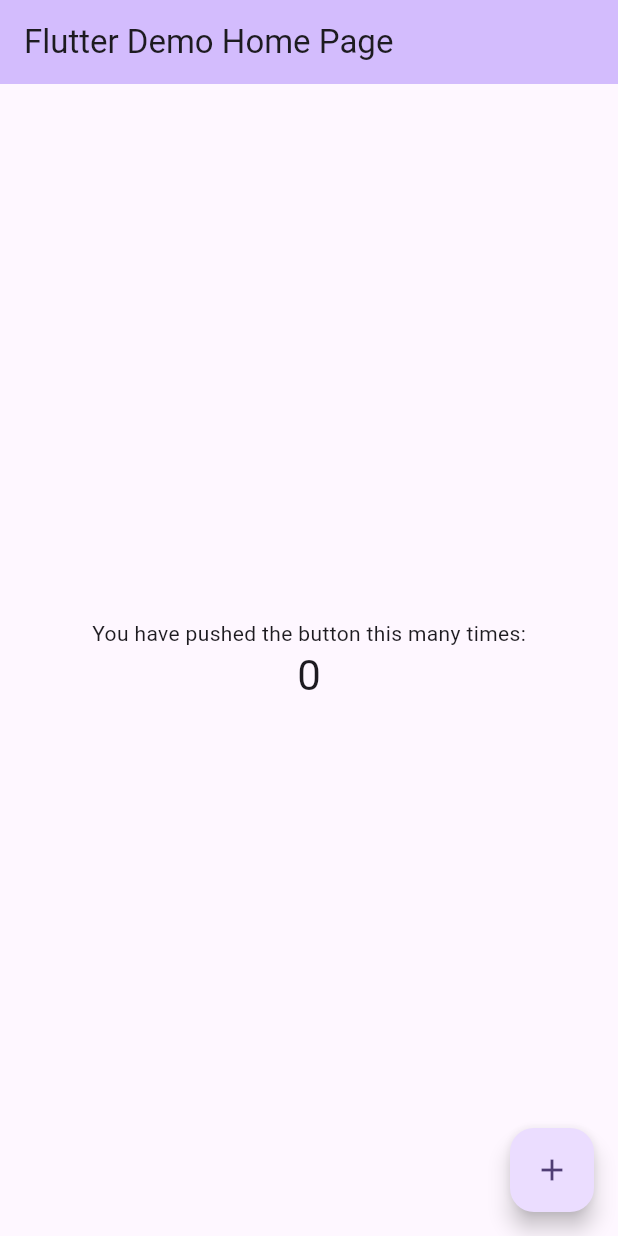
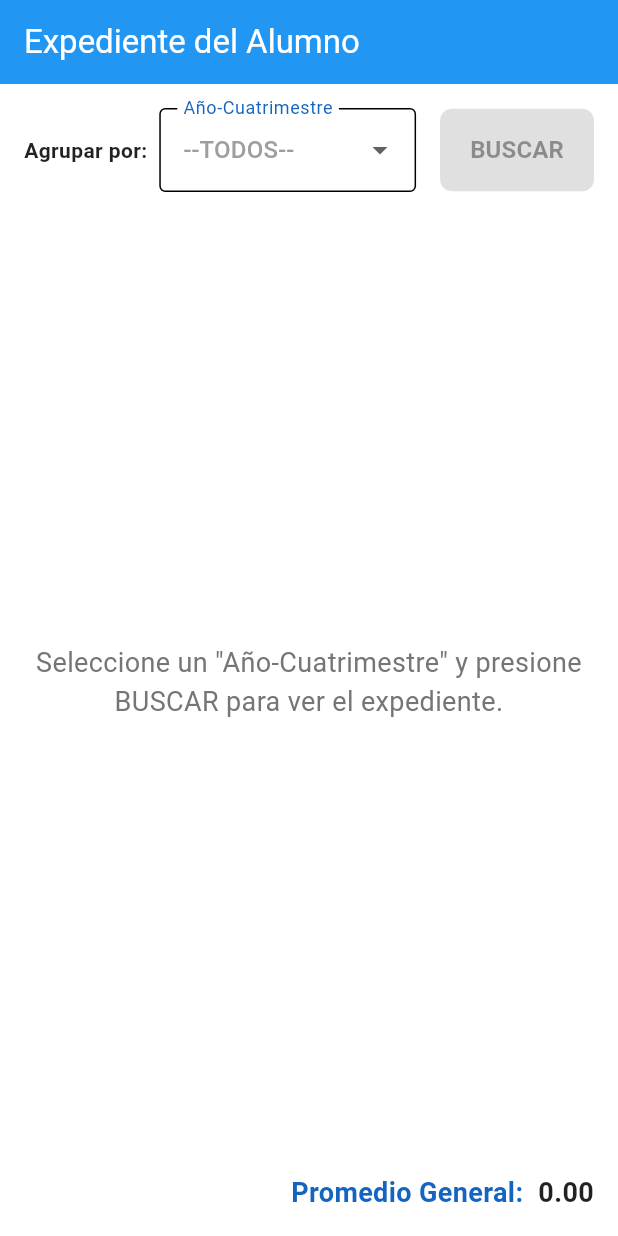
Before and after one commit to triboy91/app_class, a Flutter app: the screen it shows after launch, on a phone screen of 412 x 824 dp. Run offline on Flutter 3.47's test engine with Material 3 defaults, Android fonts, the phone set to English and light mode, and no system bars.

Commit message:
En clase
Opciones para ver el el kardex, utilizando un kardex de ejemplo

```diff
--- /dev/null
+++ b/App/lib/filtro.dart
@@ -0,0 +1,255 @@
+import 'package:flutter/material.dart';
+
+// Definición de la clase Transaction
+// Adapta esta clase para que coincida con la estructura de tus datos reales.
+class Transaction {
+  final String id; // Clave
+  final String subjectName; // Nombre de Asignatura
+  final String planGrade; // Grado (Plan)
+  final String period; // Periodo (Año-Cuatrimestre)
+  final int credits; // Créditos
+  final String course; // Curso
+  final String currentGrade; // Grado (Cursado)
+  final String qualification; // Calificación
+  final String type; // Tipo (Ejemplo: Ordinaria, Extraordinaria)
+  final String es; // Campo "Es..." (si aplica, o puedes renombrarlo)
+
+  Transaction({
+    required this.id,
+    required this.subjectName,
+    required this.planGrade,
+    required this.period,
+    required this.credits,
+    required this.course,
+    required this.currentGrade,
+    required this.qualification,
+    required this.type,
+    required this.es,
+  });
+}
+
+// Clase KardexScreen con la lógica de UI y filtros
+class KardexScreen extends StatefulWidget {
+  const KardexScreen({super.key});
+
+  @override
+  State<KardexScreen> createState() => _KardexScreenState();
+}
+
+class _KardexScreenState extends State<KardexScreen> {
+  // Datos de ejemplo para el Kardex
+  // !!! IMPORTANTE: Reemplaza estos datos con los tuyos reales.
+  final List<Transaction> _allTransactions = [
+    Transaction(id: 'ING001', subjectName: 'Matemáticas I', planGrade: '1er Semestre', period: '2024-1', credits: 6, course: 'Regular', currentGrade: '1er Semestre', qualification: '9.0', type: 'Ordinaria', es: ''),
+    Transaction(id: 'FIS002', subjectName: 'Física General', planGrade: '1er Semestre', period: '2024-1', credits: 6, course: 'Regular', currentGrade: '1er Semestre', qualification: '8.5', type: 'Ordinaria', es: ''),
+    Transaction(id: 'PRG003', subjectName: 'Programación Básica', planGrade: '2do Semestre', period: '2024-2', credits: 7, course: 'Regular', currentGrade: '2do Semestre', qualification: '9.5', type: 'Ordinaria', es: ''),
+    Transaction(id: 'CAL004', subjectName: 'Cálculo Diferencial', planGrade: '2do Semestre', period: '2024-2', credits: 6, course: 'Regular', currentGrade: '2do Semestre', qualification: '7.8', type: 'Ordinaria', es: ''),
+    Transaction(id: 'ALG005', subjectName: 'Álgebra Lineal', planGrade: '3er Cuatrimestre', period: '2025-1', credits: 6, course: 'Regular', currentGrade: '3er Cuatrimestre', qualification: '9.2', type: 'Ordinaria', es: ''),
+    Transaction(id: 'RED006', subjectName: 'Redes de Computadoras', planGrade: '3er Cuatrimestre', period: '2025-1', credits: 5, course: 'Regular', currentGrade: '3er Cuatrimestre', qualification: '8.0', type: 'Ordinaria', es: ''),
+    Transaction(id: 'DBA007', subjectName: 'Bases de Datos', planGrade: '4to Cuatrimestre', period: '2025-2', credits: 7, course: 'Regular', currentGrade: '4to Cuatrimestre', qualification: '8.9', type: 'Ordinaria', es: ''),
+    Transaction(id: 'SOF008', subjectName: 'Ingeniería de Software', planGrade: '4to Cuatrimestre', period: '2025-2', credits: 6, course: 'Regular', currentGrade: '4to Cuatrimestre', qualification: '9.1', type: 'Ordinaria', es: ''),
+    // Puedes agregar más transacciones de ejemplo aquí para probar el filtro
+  ];
+
+  List<Transaction> _filteredTransactions = [];
+  String? _selectedPeriod; // Almacena el Año-Cuatrimestre seleccionado
+
+  // Obtener la lista de años-cuatrimestres únicos para el filtro
+  // Incluye la opción '--TODOS--' al principio
+  List<String> get _uniquePeriods {
+    final periods = _allTransactions.map((t) => t.period).toSet().toList();
+    periods.sort(); // Opcional: ordenar los periodos alfabéticamente/cronológicamente
+    return ['--TODOS--', ...periods];
+  }
+
+  // Función para aplicar el filtro
+  void _applyFilter() {
+    setState(() {
+      if (_selectedPeriod == null) {
+        // Si no hay selección inicial, la lista sigue vacía (pantalla en blanco)
+        _filteredTransactions = [];
+      } else if (_selectedPeriod == '--TODOS--') {
+        // Si se selecciona "TODOS", muestra todas las transacciones
+        _filteredTransactions = _allTransactions;
+      } else {
+        // Si se selecciona un periodo específico, filtra
+        _filteredTransactions = _allTransactions
+            .where((transaction) => transaction.period == _selectedPeriod)
+            .toList();
+      }
+    });
+  }
+
+  // Método para calcular el promedio general
+  double _calculateOverallAverage() {
+    if (_filteredTransactions.isEmpty) {
+      return 0.0;
+    }
+    double totalQualifications = 0;
+    int count = 0;
+    for (var transaction in _filteredTransactions) {
+      // Asegúrate de que 'qualification' sea un número. Si es String, conviértelo.
+      try {
+        totalQualifications += double.parse(transaction.qualification);
+        count++;
+      } catch (e) {
+        // Manejar error si la calificación no es un número válido
+        print("Error al parsear calificación: ${transaction.qualification} - $e");
+      }
+    }
+    return count > 0 ? totalQualifications / count : 0.0;
+  }
+
+
+  @override
+  Widget build(BuildContext context) {
+    // Calcula el promedio antes de construir el widget
+    final overallAverage = _calculateOverallAverage();
+
+    return Scaffold(
+      appBar: AppBar(
+        title: const Text('Expediente del Alumno'), // Título como en la captura
+        backgroundColor: Colors.blue, // Barra de aplicación azul
+        foregroundColor: Colors.white, // Texto de la barra de aplicación blanco
+      ),
+      body: Column(
+        children: [
+          Padding(
+            padding: const EdgeInsets.all(16.0),
+            child: Row(
+              children: [
+                const Text(
+                  'Agrupar por:',
+                  style: TextStyle(fontWeight: FontWeight.bold, color: Colors.black87),
+                ),
+                const SizedBox(width: 8),
+                Expanded(
+                  child: DropdownButtonFormField<String>(
+                    decoration: InputDecoration(
+                      labelText: 'Año-Cuatrimestre',
+                      border: const OutlineInputBorder(),
+                      filled: true,
+                      fillColor: Colors.white,
+                      labelStyle: TextStyle(color: Colors.blue[800]), // Color del label
+                      contentPadding: const EdgeInsets.symmetric(horizontal: 12, vertical: 16),
+                    ),
+                    value: _selectedPeriod,
+                    items: _uniquePeriods.map((String value) {
+                      return DropdownMenuItem<String>(
+                        value: value,
+                        child: Text(value, style: const TextStyle(color: Colors.black87)),
+                      );
+                    }).toList(),
+                    onChanged: (String? newValue) {
+                      setState(() {
+                        _selectedPeriod = newValue;
+                        // Ya no llamamos _applyFilter() aquí, se hará al presionar "BUSCAR"
+                      });
+                    },
+                    hint: const Text('--TODOS--', style: TextStyle(color: Colors.grey)), // Hint inicial
+                  ),
+                ),
+                const SizedBox(width: 16),
+                ElevatedButton(
+                  onPressed: _selectedPeriod != null ? _applyFilter : null, // Habilitado si se selecciona algo
+                  style: ElevatedButton.styleFrom(
+                    backgroundColor: Colors.blue.shade700, // Un azul más oscuro para el botón
+                    foregroundColor: Colors.white,
+                    padding: const EdgeInsets.symmetric(horizontal: 20, vertical: 16),
+                    shape: RoundedRectangleBorder(
+                      borderRadius: BorderRadius.circular(8),
+                    ),
+                  ),
+                  child: const Text(
+                    'BUSCAR',
+                    style: TextStyle(fontSize: 16, fontWeight: FontWeight.bold),
+                  ),
+                ),
+              ],
+            ),
+          ),
+          Expanded(
+            child: _filteredTransactions.isEmpty && _selectedPeriod != '--TODOS--' // Verifica también si no es "TODOS"
+                ? Center(
+              child: Padding(
+                padding: const EdgeInsets.all(20.0),
+                child: Text(
+                  _selectedPeriod == null
+                      ? 'Seleccione un "Año-Cuatrimestre" y presione BUSCAR para ver el expediente.'
+                      : 'No hay datos disponibles para el período seleccionado.', // Mensaje más específico
+                  textAlign: TextAlign.center,
+                  style: TextStyle(fontSize: 18, color: Colors.grey[600]),
+                ),
+              ),
+            )
+                : SingleChildScrollView(
+              scrollDirection: Axis.horizontal, // Permite scroll horizontal si la tabla es ancha
+              child: DataTable(
+                headingRowColor: MaterialStateProperty.resolveWith<Color?>(
+                        (Set<MaterialState> states) => Colors.blue.shade50), // Fondo azul claro para el encabezado
+                dataRowColor: MaterialStateProperty.resolveWith<Color?>(
+                        (Set<MaterialState> states) => Colors.white), // Fondo blanco para filas de datos
+                border: TableBorder.all(color: Colors.blue.shade100, width: 1.0), // Bordes de tabla
+                columnSpacing: 20, // Espacio entre columnas
+                horizontalMargin: 16, // Margen horizontal de la tabla
+                columns: const <DataColumn>[
+                  DataColumn(label: Expanded(child: Text('Clave', style: TextStyle(fontWeight: FontWeight.bold, color: Colors.blue)))),
+                  DataColumn(label: Expanded(child: Text('Nombre de Asignatura', style: TextStyle(fontWeight: FontWeight.bold, color: Colors.blue)))),
+                  DataColumn(label: Expanded(child: Text('Grado (Plan)', style: TextStyle(fontWeight: FontWeight.bold, color: Colors.blue)))),
+                  DataColumn(label: Expanded(child: Text('Periodo', style: TextStyle(fontWeight: FontWeight.bold, color: Colors.blue)))),
+                  DataColumn(label: Expanded(child: Text('Créditos', style: TextStyle(fontWeight: FontWeight.bold, color: Colors.blue)))),
+                  DataColumn(label: Expanded(child: Text('Curso', style: TextStyle(fontWeight: FontWeight.bold, color: Colors.blue)))),
+                  DataColumn(label: Expanded(child: Text('Grado (Cursado)', style: TextStyle(fontWeight: FontWeight.bold, color: Colors.blue)))),
+                  DataColumn(label: Expanded(child: Text('Calificación', style: TextStyle(fontWeight: FontWeight.bold, color: Colors.blue)))),
+                  DataColumn(label: Expanded(child: Text('Tipo', style: TextStyle(fontWeight: FontWeight.bold, color: Colors.blue)))),
+                  DataColumn(label: Expanded(child: Text('Es...', style: TextStyle(fontWeight: FontWeight.bold, color: Colors.blue)))),
+                ],
+                rows: _filteredTransactions.map((transaction) {
+                  return DataRow(cells: <DataCell>[
+                    DataCell(Text(transaction.id, style: const TextStyle(color: Colors.black87))),
+                    DataCell(Text(transaction.subjectName, style: const TextStyle(color: Colors.black87))),
+                    DataCell(Text(transaction.planGrade, style: const TextStyle(color: Colors.black87))),
+                    DataCell(Text(transaction.period, style: const TextStyle(color: Colors.black87))),
+                    DataCell(Text(transaction.credits.toString(), style: const TextStyle(color: Colors.black87))),
+                    DataCell(Text(transaction.course, style: const TextStyle(color: Colors.black87))),
+                    DataCell(Text(transaction.currentGrade, style: const TextStyle(color: Colors.black87))),
+                    DataCell(Text(transaction.qualification, style: const TextStyle(color: Colors.black87))),
+                    DataCell(Text(transaction.type, style: const TextStyle(color: Colors.black87))),
+                    DataCell(Text(transaction.es, style: const TextStyle(color: Colors.black87))),
+                  ]);
+                }).toList(),
+              ),
+            ),
+          ),
+          // Espacio para el "Promedio General"
+          Padding(
+            padding: const EdgeInsets.all(16.0),
+            child: Row(
+              mainAxisAlignment: MainAxisAlignment.end, // Alinea a la derecha
+              children: [
+                Text(
+                  'Promedio General:',
+                  style: TextStyle(
+                    fontWeight: FontWeight.bold,
+                    fontSize: 18,
+                    color: Colors.blue[800],
+                  ),
+                ),
+                const SizedBox(width: 10),
+                Text(
+                  // Muestra el promedio calculado, formateado a dos decimales
+                  overallAverage.toStringAsFixed(2),
+                  style: const TextStyle(
+                    fontSize: 18,
+                    fontWeight: FontWeight.bold,
+                    color: Colors.black87,
+                  ),
+                ),
+              ],
+            ),
+          ),
+        ],
+      ),
+    );
+  }
+}
--- a/App/lib/main.dart
+++ b/App/lib/main.dart
@@ -1,4 +1,5 @@
 import 'package:flutter/material.dart';
+import 'package:cesunapp/filtro.dart'; // Asegúrate de que 'your_app_name' coincida con el nombre de tu proyecto
 
 void main() {
   runApp(const MyApp());
@@ -7,116 +8,26 @@ void main() {
 class MyApp extends StatelessWidget {
   const MyApp({super.key});
 
-  // This widget is the root of your application.
   @override
   Widget build(BuildContext context) {
     return MaterialApp(
-      title: 'Flutter Demo',
+      title: 'Kardex App',
       theme: ThemeData(
-        // This is the theme of your application.
-        //
-        // TRY THIS: Try running your application with "flutter run". You'll see
-        // the application has a purple toolbar. Then, without quitting the app,
-        // try changing the seedColor in the colorScheme below to Colors.green
-        // and then invoke "hot reload" (save your changes or press the "hot
-        // reload" button in a Flutter-supported IDE, or press "r" if you used
-        // the command line to start the app).
-        //
-        // Notice that the counter didn't reset back to zero; the application
-        // state is not lost during the reload. To reset the state, use hot
-        // restart instead.
-        //
-        // This works for code too, not just values: Most code changes can be
-        // tested with just a hot reload.
-        colorScheme: ColorScheme.fromSeed(seedColor: Colors.deepPurple),
+        primarySwatch: Colors.blue,
+        // Aquí puedes ajustar aún más el tema si lo deseas
+        appBarTheme: const AppBarTheme(
+          backgroundColor: Colors.blue, // Barra de aplicación azul
+          foregroundColor: Colors.white, // Texto de la barra de aplicación blanco
+        ),
+        scaffoldBackgroundColor: Colors.white, // Fondo general blanco
+        cardColor: Colors.blue[50], // Fondo de las tarjetas azul muy claro (si usaras Card)
+        textTheme: const TextTheme(
+          bodyLarge: TextStyle(color: Colors.black87), // Texto general oscuro
+          bodyMedium: TextStyle(color: Colors.black54),
+        ),
+        colorScheme: ColorScheme.fromSwatch(primarySwatch: Colors.blue).copyWith(secondary: Colors.blueAccent),
       ),
-      home: const MyHomePage(title: 'Flutter Demo Home Page'),
+      home: const KardexScreen(), // Aquí se llama a tu pantalla Kardex
     );
   }
 }
-
-class MyHomePage extends StatefulWidget {
-  const MyHomePage({super.key, required this.title});
-
-  // This widget is the home page of your application. It is stateful, meaning
-  // that it has a State object (defined below) that contains fields that affect
-  // how it looks.
-
-  // This class is the configuration for the state. It holds the values (in this
-  // case the title) provided by the parent (in this case the App widget) and
-  // used by the build method of the State. Fields in a Widget subclass are
-  // always marked "final".
-
-  final String title;
-
-  @override
-  State<MyHomePage> createState() => _MyHomePageState();
-}
-
-class _MyHomePageState extends State<MyHomePage> {
-  int _counter = 0;
-
-  void _incrementCounter() {
-    setState(() {
-      // This call to setState tells the Flutter framework that something has
-      // changed in this State, which causes it to rerun the build method below
-      // so that the display can reflect the updated values. If we changed
-      // _counter without calling setState(), then the build method would not be
-      // called again, and so nothing would appear to happen.
-      _counter++;
-    });
-  }
-
-  @override
-  Widget build(BuildContext context) {
-    // This method is rerun every time setState is called, for instance as done
-    // by the _incrementCounter method above.
-    //
-    // The Flutter framework has been optimized to make rerunning build methods
-    // fast, so that you can just rebuild anything that needs updating rather
-    // than having to individually change instances of widgets.
-    return Scaffold(
-      appBar: AppBar(
-        // TRY THIS: Try changing the color here to a specific color (to
-        // Colors.amber, perhaps?) and trigger a hot reload to see the AppBar
-        // change color while the other colors stay the same.
-        backgroundColor: Theme.of(context).colorScheme.inversePrimary,
-        // Here we take the value from the MyHomePage object that was created by
-        // the App.build method, and use it to set our appbar title.
-        title: Text(widget.title),
-      ),
-      body: Center(
-        // Center is a layout widget. It takes a single child and positions it
-        // in the middle of the parent.
-        child: Column(
-          // Column is also a layout widget. It takes a list of children and
-          // arranges them vertically. By default, it sizes itself to fit its
-          // children horizontally, and tries to be as tall as its parent.
-          //
-          // Column has various properties to control how it sizes itself and
-          // how it positions its children. Here we use mainAxisAlignment to
-          // center the children vertically; the main axis here is the vertical
-          // axis because Columns are vertical (the cross axis would be
-          // horizontal).
-          //
-          // TRY THIS: Invoke "debug painting" (choose the "Toggle Debug Paint"
-          // action in the IDE, or press "p" in the console), to see the
-          // wireframe for each widget.
-          mainAxisAlignment: MainAxisAlignment.center,
-          children: <Widget>[
-            const Text('You have pushed the button this many times:'),
-            Text(
-              '$_counter',
-              style: Theme.of(context).textTheme.headlineMedium,
-            ),
-          ],
-        ),
-      ),
-      floatingActionButton: FloatingActionButton(
-        onPressed: _incrementCounter,
-        tooltip: 'Increment',
-        child: const Icon(Icons.add),
-      ), // This trailing comma makes auto-formatting nicer for build methods.
-    );
-  }
-}
```
Also changed, not shown: 13 other files.
